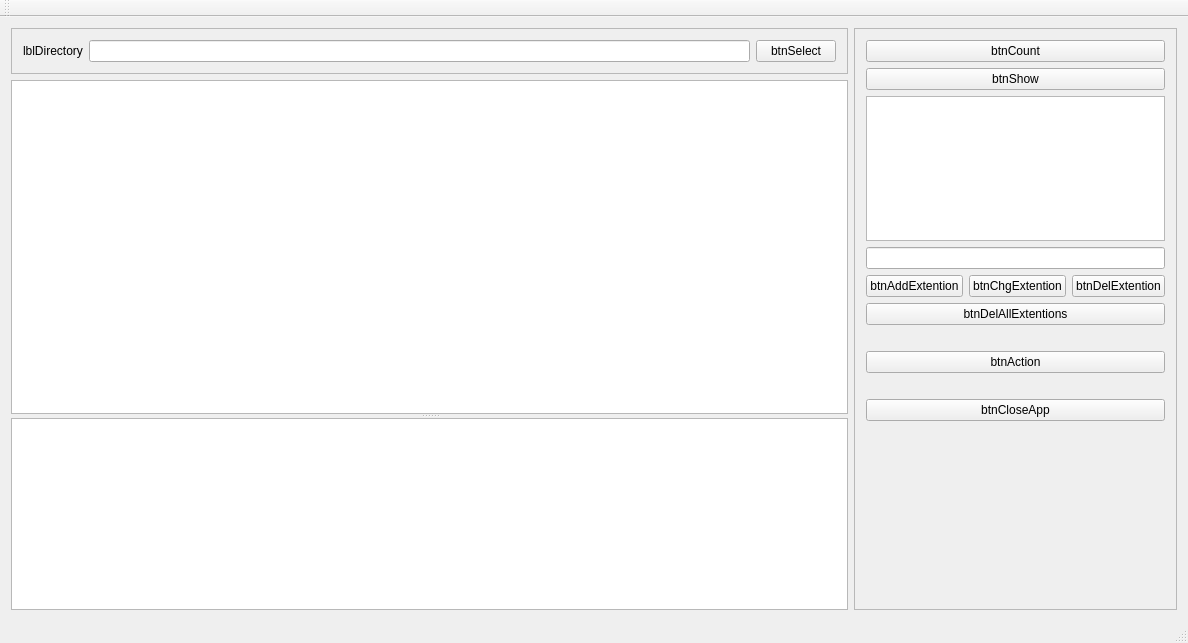
Old version of the form Src/Visual Studio/Qt6/AuswertungQT/AuswertungQt.ui in the repository adeccscholar/FileAppNew.
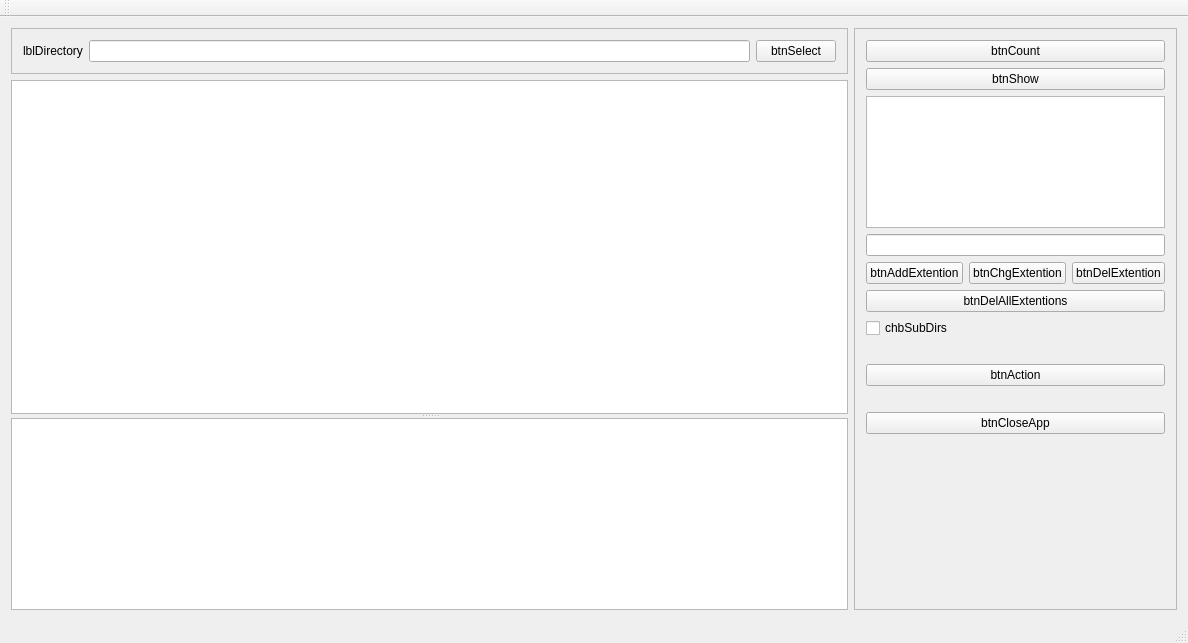
New version of the form.

What changed in the file:
```diff
--- a/Src/Visual Studio/Qt6/AuswertungQT/AuswertungQt.ui
+++ b/Src/Visual Studio/Qt6/AuswertungQT/AuswertungQt.ui
@@ -153,6 +153,13 @@
          </property>
         </widget>
        </item>
+       <item>
+        <widget class="QCheckBox" name="chbSubDirs">
+         <property name="text">
+          <string>chbSubDirs</string>
+         </property>
+        </widget>
+       </item>
        <item>
         <spacer name="verticalSpacer_2">
          <property name="orientation">
```
Left out of the diff: 17 changed lines with no effect on the pictures.
